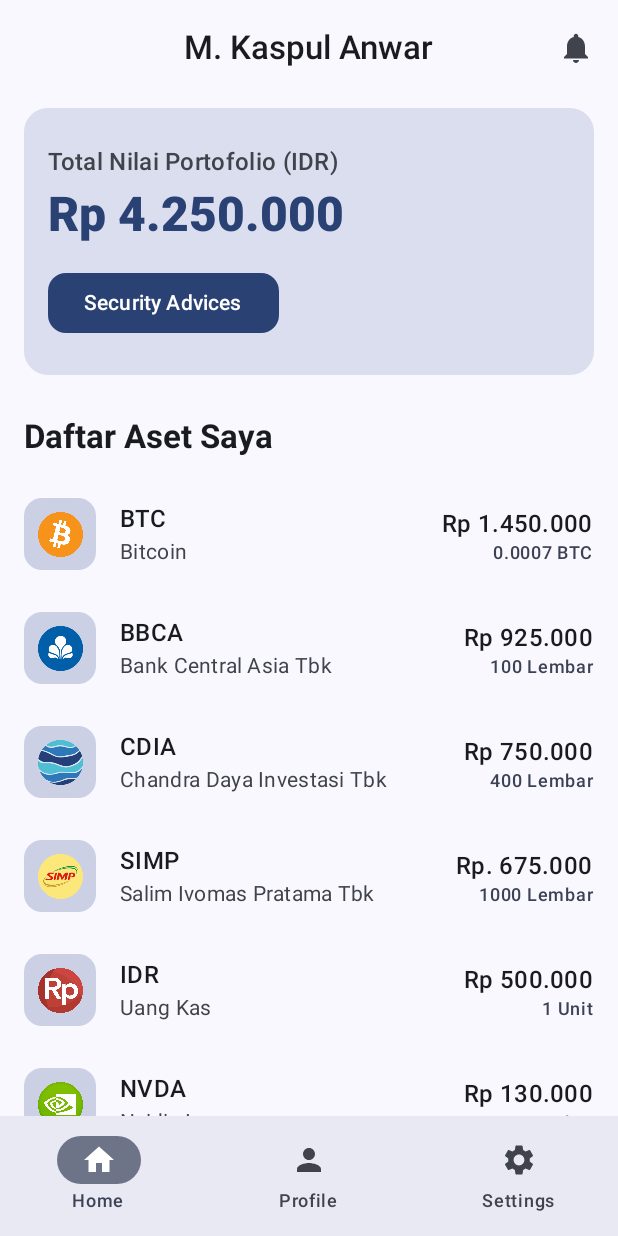
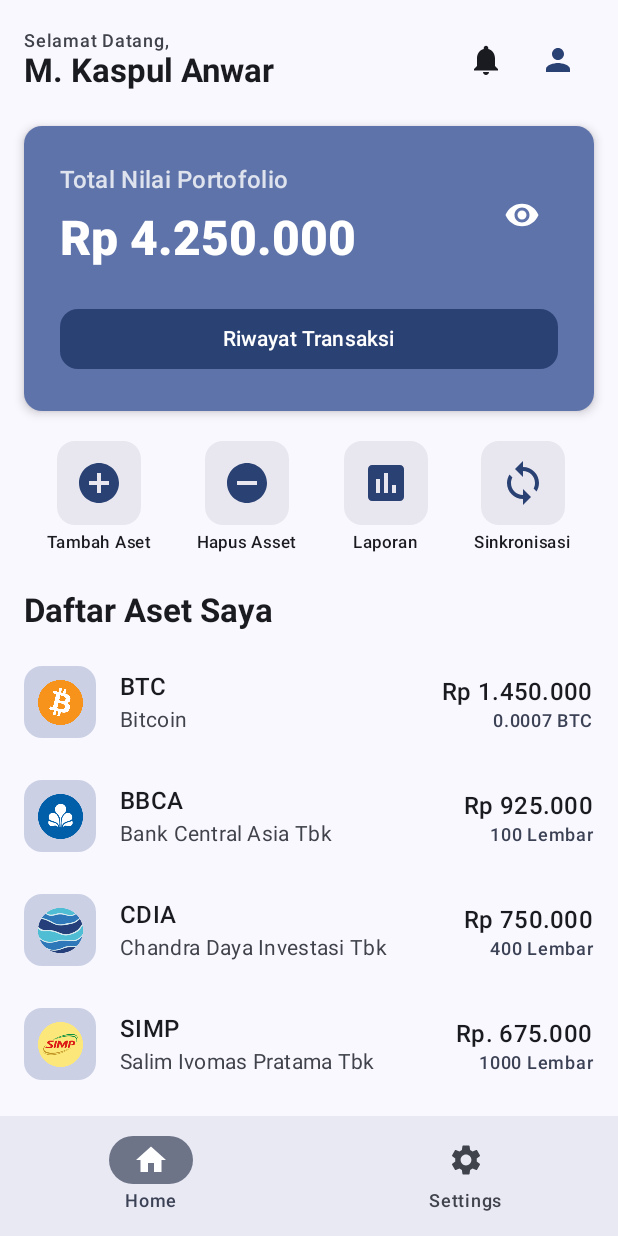
Before and after one commit to mkaspulanwar/P7-DOMPETKU-230104040212, an Android app built with Jetpack Compose: the screen it shows after launch (MainActivity), after a tap on "Login ke Akun Saya", on a phone screen of 412 x 824 dp. Run offline under Robolectric (Android 15) with nearby library versions, the phone set to English and light mode, and no system bars.

Commit message:
memperbaharui tampilan home

```diff
--- a/app/src/main/java/id/antasari/p7_dompetku_230104040212/ui/screens/HomeScreen.kt
+++ b/app/src/main/java/id/antasari/p7_dompetku_230104040212/ui/screens/HomeScreen.kt
@@ -1,17 +1,14 @@
 package id.antasari.p7_dompetku_230104040212.ui.screens
 
 import androidx.compose.foundation.Image
+import androidx.compose.foundation.clickable
 import androidx.compose.foundation.layout.*
 import androidx.compose.foundation.lazy.LazyColumn
 import androidx.compose.foundation.lazy.items
 import androidx.compose.material.icons.Icons
-import androidx.compose.material.icons.filled.Notifications
-import androidx.compose.material.icons.filled.Home
-import androidx.compose.material.icons.filled.Person
-import androidx.compose.material.icons.filled.Settings
+import androidx.compose.material.icons.filled.*
 import androidx.compose.material3.*
-import androidx.compose.runtime.Composable
-import androidx.compose.runtime.getValue
+import androidx.compose.runtime.* import androidx.compose.ui.Alignment
 import androidx.compose.ui.Modifier
 import androidx.compose.ui.graphics.Color
 import androidx.compose.ui.graphics.vector.ImageVector
@@ -21,21 +18,20 @@ import androidx.navigation.NavController
 import androidx.navigation.compose.currentBackStackEntryAsState
 import androidx.compose.ui.res.painterResource
 import androidx.annotation.DrawableRes
-import id.antasari.p7_dompetku_230104040212.R // Sesuaikan dengan package R proyek Anda!
+import id.antasari.p7_dompetku_230104040212.R
 
-// ** Catatan: Ubah package import ini sesuai dengan struktur Anda **
 import id.antasari.p7_dompetku_230104040212.navigation.Destinations
 import id.antasari.p7_dompetku_230104040212.ui.components.AppCard
 import id.antasari.p7_dompetku_230104040212.ui.components.PortfolioItem
 
 // ----------------------------------------------------
-// 1. Data Model & Dummy Aset
+// 1. Data Model & Dummy Aset (Tidak Berubah)
 // ----------------------------------------------------
 
 data class Asset(
     val ticker: String,
     val name: String,
-    val marketValue: String, // Nama variabel di model data sudah benar: marketValue
+    val marketValue: String,
     val quantity: String,
     @DrawableRes val iconResId: Int,
     val iconTint: Color? = null
@@ -49,8 +45,24 @@ val dummyAssets = listOf(
     Asset("IDR", "Uang Kas", "Rp 500.000", "1 Unit", R.drawable.rupiah_logo, null),
     Asset("NVDA", "Nvidia Inc", "Rp 130.000", "0.04 Lembar", R.drawable.nvidia_logo, null),
 )
+
+// Data Model & Dummy Quick Actions
+data class QuickAction(
+    val label: String,
+    val icon: ImageVector,
+    val onClick: () -> Unit
+)
+
+// MODIFIKASI: Mengganti "Aktivitas" dengan "Hapus Asset"
+val portfolioActions: List<QuickAction> = listOf(
+    QuickAction("Tambah Aset", Icons.Default.AddCircle, { /* Aksi Tambah Aset */ }),
+    QuickAction("Hapus Asset", Icons.Default.RemoveCircle, { /* Aksi Hapus Asset */ }), // TELAH DIMODIFIKASI
+    QuickAction("Laporan", Icons.Default.Assessment, { /* Aksi Buat Laporan */ }),
+    QuickAction("Sinkronisasi", Icons.Default.Sync, { /* Aksi Sinkronisasi Data */ }),
+)
+
 // ----------------------------------------------------
-// 2. Composable Screen Utama
+// 2. Composable Screen Utama (Tidak Berubah)
 // ----------------------------------------------------
 
 @OptIn(ExperimentalMaterial3Api::class)
@@ -60,25 +72,10 @@ fun HomeScreen(navController: NavController) {
     val navBackStackEntry by navController.currentBackStackEntryAsState()
     val currentRoute = navBackStackEntry?.destination?.route ?: Destinations.HOME_ROUTE
 
+    var balanceHidden by remember { mutableStateOf(false) }
+
     Scaffold(
-        topBar = {
-            CenterAlignedTopAppBar(
-                title = {
-                    Text(
-                        text = "M. Kaspul Anwar",
-                        style = MaterialTheme.typography.titleLarge
-                    )
-                },
-                actions = {
-                    IconButton(onClick = { /* Aksi Notifikasi */ }) {
-                        Icon(Icons.Default.Notifications, contentDescription = "Notifikasi")
-                    }
-                },
-                colors = TopAppBarDefaults.centerAlignedTopAppBarColors(
-                    containerColor = MaterialTheme.colorScheme.surface
-                )
-            )
-        },
+        topBar = { /* Tidak ada TopAppBar */ },
         bottomBar = {
             AppBottomBar(navController = navController, currentRoute = currentRoute)
         }
@@ -89,47 +86,40 @@ fun HomeScreen(navController: NavController) {
                 .padding(paddingValues)
                 .padding(horizontal = 16.dp),
             contentPadding = PaddingValues(top = 8.dp, bottom = 16.dp),
+            // MENGURANGI JARAK ANTAR ITEM LAZYCOLUMN
             verticalArrangement = Arrangement.spacedBy(12.dp)
         ) {
 
-            // --- ITEM 1: Card Summary (Total Portofolio) ---
+            // --- ITEM 1: HEADER KUSTOM ---
             item {
-                AppCard(modifier = Modifier.fillMaxWidth()) {
-                    Column(modifier = Modifier.padding(vertical = 8.dp)) {
-                        Text(
-                            text = "Total Nilai Portofolio (IDR)",
-                            style = MaterialTheme.typography.titleMedium,
-                            color = MaterialTheme.colorScheme.onSurfaceVariant
-                        )
-                        Spacer(Modifier.height(4.dp))
-                        Text(
-                            text = "Rp 4.250.000",
-                            style = MaterialTheme.typography.headlineLarge.copy(fontWeight = FontWeight.ExtraBold),
-                            color = MaterialTheme.colorScheme.primary
-                        )
-                        Spacer(Modifier.height(16.dp))
-
-                        Button(
-                            onClick = { /* Aksi Detail */ },
-                            shape = MaterialTheme.shapes.medium
-                        ) {
-                            Text("Security Advices")
-                        }
-                    }
-                }
+                CustomHomeHeader(navController, "M. Kaspul Anwar")
             }
 
-            // --- ITEM 2: Judul Daftar Aset ---
+            // --- ITEM 2: BALANCE CARD MODERN ---
             item {
-                Spacer(Modifier.height(8.dp))
-                Text(
-                    text = "Daftar Aset Saya",
-                    style = MaterialTheme.typography.titleLarge.copy(fontWeight = FontWeight.Bold),
-                    modifier = Modifier.padding(vertical = 8.dp)
+                BalanceCard(
+                    totalValue = "Rp 4.250.000",
+                    isHidden = balanceHidden,
+                    onToggleClick = { balanceHidden = !balanceHidden }
                 )
             }
 
-            // --- ITEM 3: Daftar Aset Portofolio ---
+            // --- ITEM 3: QUICK ACTIONS ---
+            item {
+                QuickActionsRow(actions = portfolioActions)
+            }
+
+            // --- ITEM 4: Judul Daftar Aset (Revisi Judul) ---
+            item {
+                // Menghapus Spacer di sini agar lebih rapat
+                Text(
+                    text = "Daftar Aset Saya", // Judul diperbaiki
+                    style = MaterialTheme.typography.titleLarge.copy(fontWeight = FontWeight.Bold),
+                    modifier = Modifier.padding(vertical = 4.dp)
+                )
+            }
+
+            // --- ITEM 5: Daftar Aset Portofolio ---
             items(dummyAssets) { asset ->
                 PortfolioItem(
                     icon = {
@@ -141,19 +131,152 @@ fun HomeScreen(navController: NavController) {
                     },
                     ticker = asset.ticker,
                     name = asset.name,
-
-                    // *** PERBAIKAN AKHIR FINAL ***
-                    // Menggunakan parameter 'lastPrice' karena komponen PortfolioItem belum diubah
                     marketValue = asset.marketValue,
                     quantity = asset.quantity
                 )
+                // Divider Dihapus (Sesuai permintaan)
             }
         }
     }
 }
 
 // ----------------------------------------------------
-// 3. Bottom Navigation Bar Component
+// 3. KOMPONEN HOMESCREEN (MODIFIKASI BALANCE CARD)
+// ----------------------------------------------------
+
+@Composable
+fun CustomHomeHeader(navController: NavController, userName: String) {
+    Row(
+        modifier = Modifier
+            .fillMaxWidth()
+            .padding(vertical = 8.dp),
+        verticalAlignment = Alignment.CenterVertically
+    ) {
+        Column(modifier = Modifier.weight(1f)) {
+            Text(
+                text = "Selamat Datang,",
+                style = MaterialTheme.typography.labelMedium,
+                color = MaterialTheme.colorScheme.onSurfaceVariant
+            )
+            Text(
+                text = userName,
+                style = MaterialTheme.typography.titleLarge.copy(fontWeight = FontWeight.Bold),
+                color = MaterialTheme.colorScheme.onBackground
+            )
+        }
+
+        // Ikon Notifikasi
+        IconButton(onClick = { /* Aksi Notifikasi */ }) {
+            Icon(Icons.Default.Notifications, contentDescription = "Notifikasi")
+        }
+
+        // Ikon Profil (Dipertahankan di Header)
+        IconButton(onClick = { navController.navigate(Destinations.PROFILE_ROUTE) }) {
+            Icon(Icons.Default.Person, contentDescription = "Profil", tint = MaterialTheme.colorScheme.primary)
+        }
+    }
+}
+
+@Composable
+fun BalanceCard(totalValue: String, isHidden: Boolean, onToggleClick: () -> Unit) {
+    Card(
+        modifier = Modifier.fillMaxWidth(),
+        colors = CardDefaults.cardColors(
+            containerColor = MaterialTheme.colorScheme.primaryContainer
+        ),
+        elevation = CardDefaults.cardElevation(defaultElevation = 4.dp)
+    ) {
+        Column(modifier = Modifier.padding(24.dp).fillMaxWidth()) {
+            Row(
+                modifier = Modifier.fillMaxWidth(),
+                horizontalArrangement = Arrangement.SpaceBetween,
+                verticalAlignment = Alignment.CenterVertically
+            ) {
+                Column {
+                    Text(
+                        text = "Total Nilai Portofolio",
+                        style = MaterialTheme.typography.titleMedium,
+                        color = MaterialTheme.colorScheme.onPrimaryContainer.copy(alpha = 0.8f)
+                    )
+                    Spacer(Modifier.height(8.dp))
+                    Text(
+                        text = if (isHidden) "••••••••••" else totalValue,
+                        style = MaterialTheme.typography.headlineLarge.copy(fontWeight = FontWeight.ExtraBold),
+                        color = MaterialTheme.colorScheme.onPrimaryContainer
+                    )
+                }
+
+                IconButton(onClick = onToggleClick) {
+                    Icon(
+                        imageVector = if (isHidden) Icons.Default.VisibilityOff else Icons.Default.Visibility,
+                        contentDescription = if (isHidden) "Tampilkan Saldo" else "Sembunyikan Saldo",
+                        tint = MaterialTheme.colorScheme.onPrimaryContainer
+                    )
+                }
+            }
+
+            Spacer(Modifier.height(24.dp))
+
+            Button(
+                onClick = { /* Aksi Riwayat Transaksi */ }, // Komentar diperbarui
+                colors = ButtonDefaults.buttonColors(
+                    containerColor = MaterialTheme.colorScheme.primary
+                ),
+                shape = MaterialTheme.shapes.medium,
+                modifier = Modifier.fillMaxWidth()
+            ) {
+                Text("Riwayat Transaksi") // TEKS TELAH DIMODIFIKASI
+            }
+        }
+    }
+}
+
+@Composable
+fun QuickActionsRow(actions: List<QuickAction>) {
+    Row(
+        modifier = Modifier.fillMaxWidth(),
+        horizontalArrangement = Arrangement.SpaceAround,
+        verticalAlignment = Alignment.Top
+    ) {
+        actions.forEach { action ->
+            QuickActionButton(action)
+        }
+    }
+}
+
+@Composable
+fun QuickActionButton(action: QuickAction) {
+    Column(
+        modifier = Modifier
+            .clickable(onClick = action.onClick)
+            .padding(8.dp),
+        horizontalAlignment = Alignment.CenterHorizontally,
+        verticalArrangement = Arrangement.Center
+    ) {
+        Surface(
+            shape = MaterialTheme.shapes.medium,
+            color = MaterialTheme.colorScheme.surfaceContainerHigh,
+            modifier = Modifier.size(56.dp)
+        ) {
+            Icon(
+                action.icon,
+                contentDescription = action.label,
+                tint = MaterialTheme.colorScheme.primary,
+                modifier = Modifier.padding(12.dp)
+            )
+        }
+        Spacer(modifier = Modifier.height(4.dp))
+        Text(
+            text = action.label,
+            style = MaterialTheme.typography.labelSmall,
+            color = MaterialTheme.colorScheme.onSurface,
+            maxLines = 1
+        )
+    }
+}
+
+// ----------------------------------------------------
+// 4. Bottom Navigation Bar Component (Dibiarkan)
 // ----------------------------------------------------
 
 private data class BottomNavItem(
@@ -162,9 +285,10 @@ private data class BottomNavItem(
     val label: String
 )
 
+// Menghapus Destinations.PROFILE_ROUTE dari daftar item navigasi
 private val bottomNavItems = listOf(
     BottomNavItem(Destinations.HOME_ROUTE, Icons.Default.Home, "Home"),
-    BottomNavItem(Destinations.PROFILE_ROUTE, Icons.Default.Person, "Profile"),
+    // PROFILE_ROUTE Dihapus
     BottomNavItem(Destinations.SETTINGS_ROUTE, Icons.Default.Settings, "Settings"),
 )
 
```
